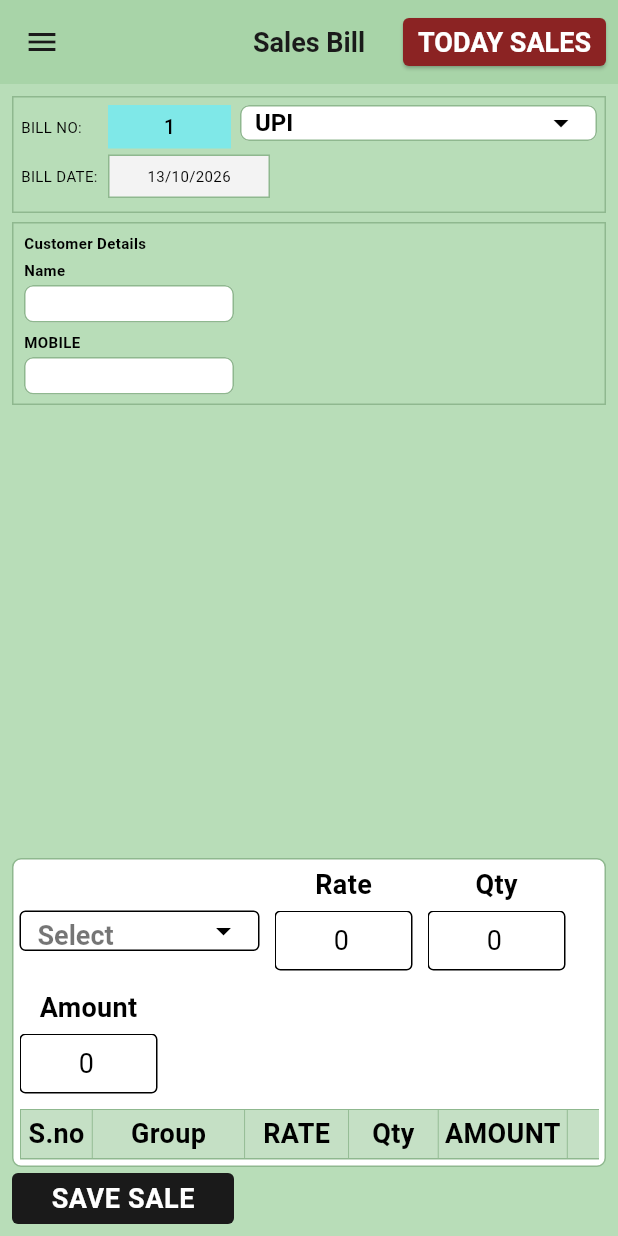
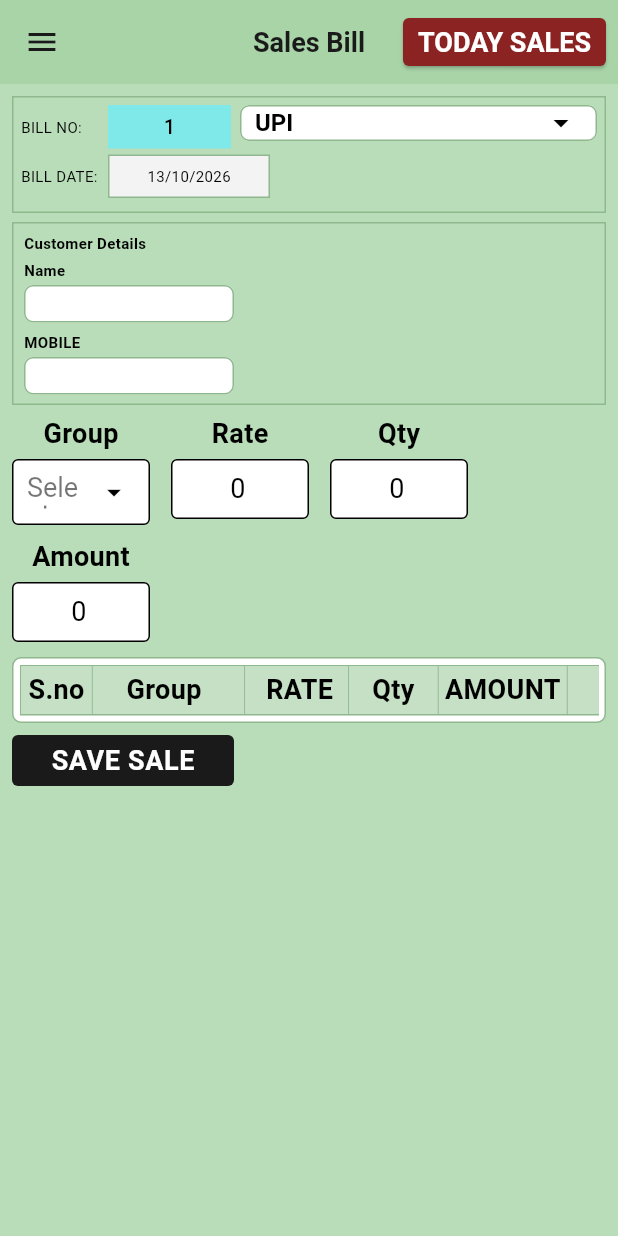
Before and after one commit to Vigneshwari116/surabhi, a Flutter app: the SalesBillScreen screen opened directly, on a phone screen of 412 x 824 dp. Run offline on Flutter 3.47's test engine with Material 3 defaults, Android fonts, the phone set to English and light mode, and no system bars; our stand-ins replace connectivity_plus, pdf, printing, share_plus, shared_preferences, sqflite and 1 more; missing offline and left inert: excel, windows_printer; accounts and stored records are empty; statements that could not run were skipped.

Commit message:
Place item entry under bill details; match Group box to Rate
- Entry row flows below customer block (not pinned to window bottom)
- Group dropdown uses same width/height as Rate with label and gap
- Separate entry row from table card; extra header padding Group vs RATE

```diff
--- a/lib/screen/sales_bill_screen.dart
+++ b/lib/screen/sales_bill_screen.dart
@@ -1209,34 +1209,19 @@ class _SalesBillScreenState extends State<SalesBillScreen> {
   }
 
   Widget _buildDesktopBody() {
-    return Column(
-      crossAxisAlignment: CrossAxisAlignment.stretch,
-      children: [
-        Expanded(
-          child: SingleChildScrollView(
-            padding: const EdgeInsets.fromLTRB(12, 6, 12, 4),
+    return SingleChildScrollView(
+      padding: const EdgeInsets.fromLTRB(12, 6, 12, 8),
       child: Column(
         crossAxisAlignment: CrossAxisAlignment.stretch,
         mainAxisSize: MainAxisSize.min,
         children: [
           _buildTopArea(),
-              ],
-            ),
-          ),
-        ),
-        Padding(
-          padding: const EdgeInsets.fromLTRB(12, 0, 12, 4),
-          child: Align(
+          const SizedBox(height: 6),
+          Align(
             alignment: Alignment.topLeft,
             child: _buildItemTableSection(),
           ),
-        ),
-        Padding(
-          padding: const EdgeInsets.fromLTRB(12, 0, 12, 8),
-          child: Column(
-            crossAxisAlignment: CrossAxisAlignment.stretch,
-            mainAxisSize: MainAxisSize.min,
-            children: [
+          const SizedBox(height: 8),
           _buildSaveSaleBar(),
           if (_todaySalesPanelVisible) ...[
             const SizedBox(height: 10),
@@ -1244,8 +1229,6 @@ class _SalesBillScreenState extends State<SalesBillScreen> {
           ],
         ],
       ),
-        ),
-      ],
     );
   }
 
@@ -1349,12 +1332,8 @@ class _SalesBillScreenState extends State<SalesBillScreen> {
   }
 
   Widget _buildMobileBody(BuildContext context) {
-    return Column(
-      crossAxisAlignment: CrossAxisAlignment.stretch,
-      children: [
-        Expanded(
-          child: SingleChildScrollView(
-            padding: const EdgeInsets.fromLTRB(8, 8, 8, 4),
+    return SingleChildScrollView(
+      padding: const EdgeInsets.fromLTRB(8, 8, 8, 8),
       child: Column(
         crossAxisAlignment: CrossAxisAlignment.stretch,
         mainAxisSize: MainAxisSize.min,
@@ -1362,20 +1341,9 @@ class _SalesBillScreenState extends State<SalesBillScreen> {
           _buildBillDetails(mobile: true),
           const SizedBox(height: 6),
           _buildCustomerDetails(),
-              ],
-            ),
-          ),
-        ),
-        Padding(
-          padding: const EdgeInsets.fromLTRB(8, 0, 8, 4),
-          child: _buildItemTableSection(mobile: true),
-        ),
-        Padding(
-          padding: const EdgeInsets.fromLTRB(8, 0, 8, 8),
-          child: Column(
-            crossAxisAlignment: CrossAxisAlignment.stretch,
-            mainAxisSize: MainAxisSize.min,
-            children: [
+          const SizedBox(height: 6),
+          _buildItemTableSection(mobile: true),
+          const SizedBox(height: 8),
           _buildSaveSaleBar(),
           if (_todaySalesPanelVisible) ...[
             const SizedBox(height: 10),
@@ -1383,8 +1351,6 @@ class _SalesBillScreenState extends State<SalesBillScreen> {
           ],
         ],
       ),
-        ),
-      ],
     );
   }
 
@@ -1961,6 +1927,29 @@ class _SalesBillScreenState extends State<SalesBillScreen> {
     );
   }
 
+  Widget _buildStackedGroupDropdown() {
+    return Column(
+      mainAxisSize: MainAxisSize.min,
+      crossAxisAlignment: CrossAxisAlignment.center,
+      children: [
+        const Text(
+          'Group',
+          style: TextStyle(
+            fontSize: _entryLabelSize,
+            fontWeight: FontWeight.w700,
+            color: Colors.black,
+          ),
+        ),
+        const SizedBox(height: 4),
+        SizedBox(
+          width: _entryBoxWidth,
+          height: _entryBoxHeight,
+          child: _buildItemMasterDropdown(),
+        ),
+      ],
+    );
+  }
+
   Widget _buildItemMasterDropdown() {
     return DropdownButtonFormField<String>(
       key: const Key('bill_group_dropdown'),
@@ -1969,20 +1958,21 @@ class _SalesBillScreenState extends State<SalesBillScreen> {
       isExpanded: true,
       alignment: AlignmentDirectional.bottomStart,
       decoration: _entryDecoration().copyWith(
-        contentPadding: const EdgeInsets.symmetric(horizontal: 8),
+        contentPadding: const EdgeInsets.symmetric(horizontal: 6, vertical: 11),
       ),
       dropdownColor: Colors.white,
       style: const TextStyle(
-        fontSize: _entryLabelSize,
+        fontSize: AppTextSizes.fieldText,
         color: Colors.black,
-        fontWeight: FontWeight.w600,
-      ),
-      icon: const Icon(Icons.arrow_drop_down, color: Colors.black),
+        height: 1,
+      ),
+      icon: const Icon(Icons.arrow_drop_down, color: Colors.black, size: 22),
       hint: const Text(
         'Select',
         style: TextStyle(
-          fontSize: _entryLabelSize,
+          fontSize: AppTextSizes.fieldText,
           color: Colors.black54,
+          height: 1,
         ),
       ),
       items: _masterParticulars
@@ -1993,8 +1983,9 @@ class _SalesBillScreenState extends State<SalesBillScreen> {
                 name,
                 overflow: TextOverflow.ellipsis,
                 style: const TextStyle(
-                  fontSize: _entryLabelSize,
+                  fontSize: AppTextSizes.fieldText,
                   color: Colors.black,
+                  height: 1,
                 ),
               ),
             ),
@@ -2010,6 +2001,8 @@ class _SalesBillScreenState extends State<SalesBillScreen> {
     );
   }
 
+  static const double _entryColumnGap = 14;
+
   Widget _buildAlignedEntryRow({required bool showTax, bool mobile = false}) {
     if (mobile) {
       return _buildEntryRowFallbackMobile();
@@ -2020,19 +2013,12 @@ class _SalesBillScreenState extends State<SalesBillScreen> {
       mainAxisSize: MainAxisSize.min,
       children: [
         Row(
+          mainAxisSize: MainAxisSize.min,
           crossAxisAlignment: CrossAxisAlignment.end,
           children: [
-            Expanded(flex: _flexSno, child: const SizedBox.shrink()),
-            Expanded(
-              flex: _flexGroup,
-              child: SizedBox(
-                height: _entryBoxHeight,
-                child: _buildItemMasterDropdown(),
-              ),
-            ),
-            Expanded(
-              flex: _flexRate,
-              child: _buildStackedEntryField(
+            _buildStackedGroupDropdown(),
+            const SizedBox(width: _entryColumnGap),
+            _buildStackedEntryField(
               label: 'Rate',
               controller: _rateController,
               focusNode: _rateFocus,
@@ -2041,12 +2027,9 @@ class _SalesBillScreenState extends State<SalesBillScreen> {
               blockTabTraversal: true,
               textInputAction: TextInputAction.next,
               fieldKey: const Key('bill_rate_field'),
-                width: double.infinity,
-              ),
-            ),
-            Expanded(
-              flex: _flexQty,
-              child: _buildStackedEntryField(
+            ),
+            const SizedBox(width: _entryColumnGap),
+            _buildStackedEntryField(
               label: 'Qty',
               controller: _qtyController,
               focusNode: _qtyFocus,
@@ -2055,25 +2038,13 @@ class _SalesBillScreenState extends State<SalesBillScreen> {
               blockTabTraversal: true,
               textInputAction: TextInputAction.done,
               fieldKey: const Key('bill_qty_field'),
-                width: double.infinity,
-              ),
-            ),
-            Expanded(
-              flex: _flexAmount,
-              child: _buildStackedEntryField(
+            ),
+            const SizedBox(width: _entryColumnGap),
+            _buildStackedEntryField(
               label: 'Amount',
               controller: _amountController,
               readOnly: true,
-                width: double.infinity,
-              ),
-            ),
-            if (showTax) ...[
-              const Expanded(flex: 95, child: SizedBox.shrink()),
-              const Expanded(flex: 70, child: SizedBox.shrink()),
-              const Expanded(flex: 70, child: SizedBox.shrink()),
-              const Expanded(flex: 65, child: SizedBox.shrink()),
-            ],
-            const SizedBox(width: _deleteColWidth),
+            ),
           ],
         ),
         ..._entryRowErrors(),
@@ -2087,15 +2058,11 @@ class _SalesBillScreenState extends State<SalesBillScreen> {
       mainAxisSize: MainAxisSize.min,
       children: [
         Wrap(
-          spacing: 10,
+          spacing: _entryColumnGap,
           runSpacing: 8,
           crossAxisAlignment: WrapCrossAlignment.end,
           children: [
-            SizedBox(
-              width: 160,
-              height: _entryBoxHeight,
-              child: _buildItemMasterDropdown(),
-            ),
+            _buildStackedGroupDropdown(),
             _buildStackedEntryField(
               label: 'Rate',
               controller: _rateController,
@@ -2161,7 +2128,13 @@ class _SalesBillScreenState extends State<SalesBillScreen> {
     final showTax = _items.isNotEmpty;
     final width = _tableWidth(showTax);
 
-    return Container(
+    return Column(
+      crossAxisAlignment: CrossAxisAlignment.start,
+      mainAxisSize: MainAxisSize.min,
+      children: [
+        _buildAlignedEntryRow(showTax: showTax, mobile: mobile),
+        const SizedBox(height: 6),
+        Container(
           padding: const EdgeInsets.all(4),
           decoration: BoxDecoration(
             color: AppColors.cardWhite,
@@ -2172,11 +2145,6 @@ class _SalesBillScreenState extends State<SalesBillScreen> {
             crossAxisAlignment: CrossAxisAlignment.start,
             mainAxisSize: MainAxisSize.min,
             children: [
-          SizedBox(
-            width: width,
-            child: _buildAlignedEntryRow(showTax: showTax, mobile: mobile),
-          ),
-          const SizedBox(height: 6),
               _buildItemTable(mobile: mobile),
               if (_items.isNotEmpty) ...[
                 SizedBox(
@@ -2186,6 +2154,8 @@ class _SalesBillScreenState extends State<SalesBillScreen> {
               ],
             ],
           ),
+        ),
+      ],
     );
   }
 
@@ -2256,6 +2226,10 @@ class _SalesBillScreenState extends State<SalesBillScreen> {
       flex: flex,
       child: Container(
         height: 32,
+        padding: EdgeInsets.only(
+          left: text == 'RATE' ? 6 : 2,
+          right: text == 'Group' ? 8 : 2,
+        ),
         decoration: BoxDecoration(
           border: Border(
             right: last
```
Lines whose indentation alone changed are shown as unchanged.
